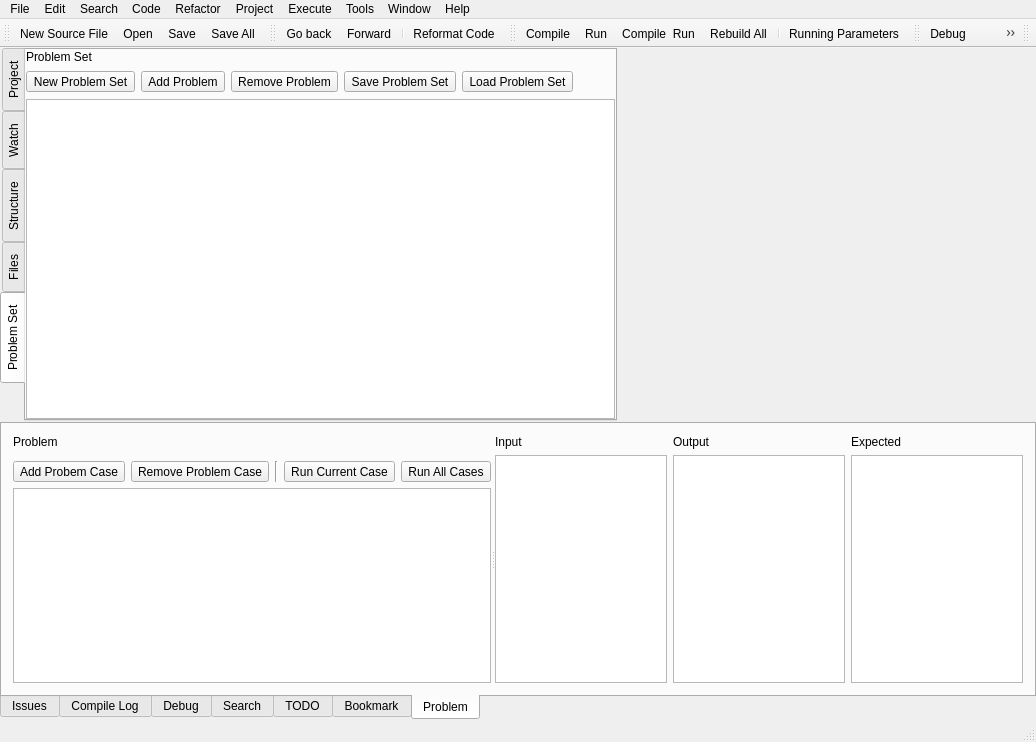
Above: RedPandaIDE/mainwindow.ui from royqh1979/RedPanda-CPP before the change. Below: the same form after it.
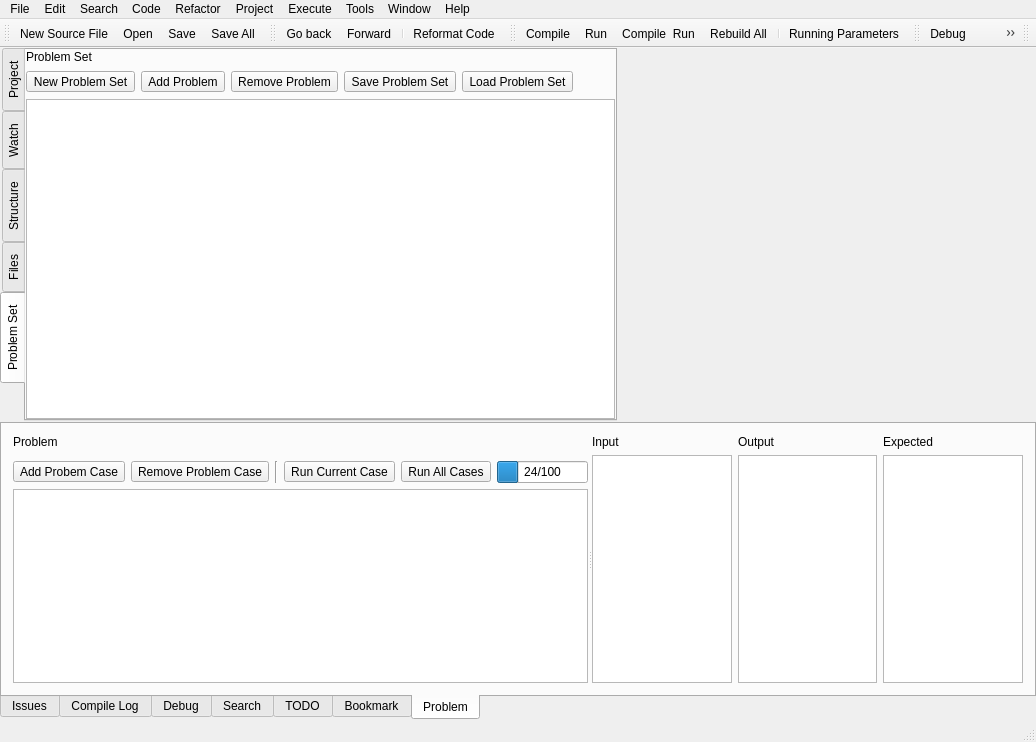
That is the form after the change. Icons and pictures are not drawn. Custom widgets are drawn as their Qt base class.

Commit message: work save: oj problem cases runner

Diff of the .ui file:
```diff
--- a/RedPandaIDE/mainwindow.ui
+++ b/RedPandaIDE/mainwindow.ui
@@ -1222,6 +1222,16 @@
                   </property>
                  </widget>
                 </item>
+                <item>
+                 <widget class="QProgressBar" name="pbProblemCases">
+                  <property name="value">
+                   <number>24</number>
+                  </property>
+                  <property name="format">
+                   <string>%v/%m</string>
+                  </property>
+                 </widget>
+                </item>
                 <item>
                  <spacer name="horizontalSpacer_4">
                   <property name="orientation">
@@ -1239,7 +1249,14 @@
               </widget>
              </item>
              <item>
-              <widget class="QListView" name="lstProblemCases"/>
+              <widget class="QListView" name="lstProblemCases">
+               <property name="alternatingRowColors">
+                <bool>true</bool>
+               </property>
+               <property name="selectionBehavior">
+                <enum>QAbstractItemView::SelectRows</enum>
+               </property>
+              </widget>
              </item>
             </layout>
            </widget>
```
Left out of the diff: 13 changed lines with no effect on the pictures. The commit also changes 11 other files.
